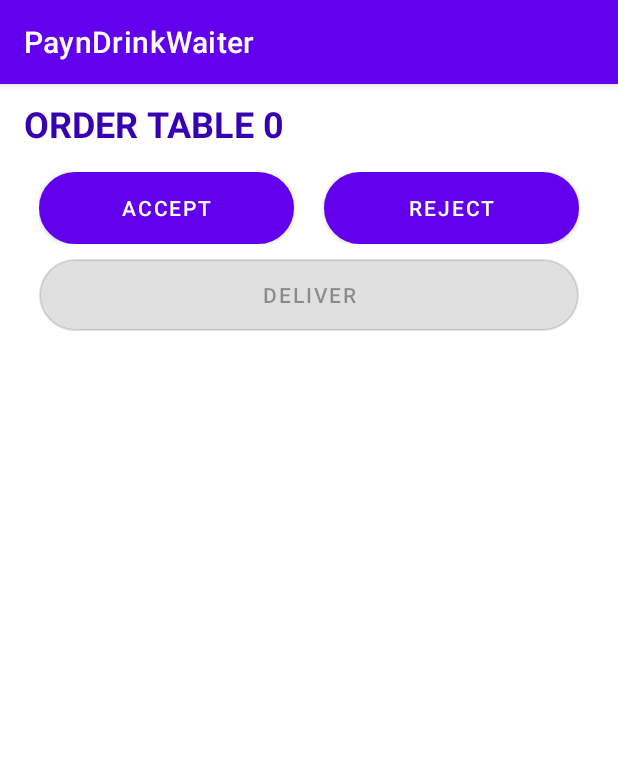
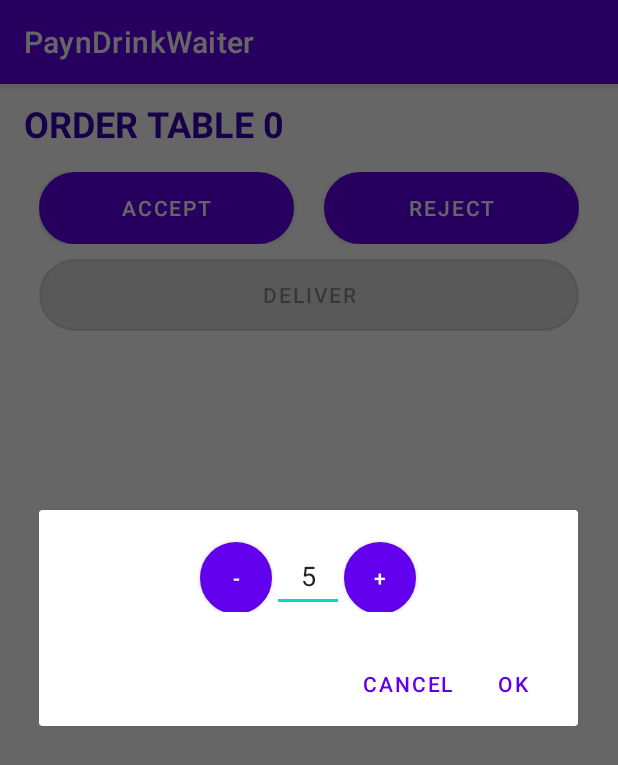
Before and after one commit to TVT21KMO-R3-mobiiliProjekti/Pay-n-drink-waiter, an Android app: the ShoppingCartActivity screen opened directly, with no data from a screen before it, after a tap on "ACCEPT", on a phone screen of 412 x 824 dp. Shown: the top 765 px of the screen. Run offline under Robolectric (Android 15) with nearby library versions, the phone set to English and light mode, and no system bars.

Commit message:
arvioitu toimitusaika -dialogi lisätty

```diff
--- a/app/src/main/java/com/example/payndrinkwaiter/MainActivity.kt
+++ b/app/src/main/java/com/example/payndrinkwaiter/MainActivity.kt
@@ -55,8 +55,8 @@ class MainActivity : AppCompatActivity() {
     }
 
     private fun addOrdersToView(){
-        var accepted = false;
         for(order in orders){
+            var accepted = false;
             if(order.placed != null && (order.waiterID == null || order.waiterID == waiterID || order.waiterID == 0) && order.refundReason != "Rejected"){
                 if(order.waiterID == waiterID){
                     accepted = true;
--- a/app/src/main/java/com/example/payndrinkwaiter/ShoppingCartActivity.kt
+++ b/app/src/main/java/com/example/payndrinkwaiter/ShoppingCartActivity.kt
@@ -1,10 +1,16 @@
 package com.example.payndrinkwaiter
 
+import android.app.AlertDialog
+import android.app.Dialog
+import android.content.DialogInterface
 import android.os.Bundle
+import android.text.Editable
 import android.widget.Button
+import android.widget.EditText
 import android.widget.TextView
 import android.widget.Toast
 import androidx.appcompat.app.AppCompatActivity
+import androidx.fragment.app.DialogFragment
 import androidx.recyclerview.widget.LinearLayoutManager
 import androidx.recyclerview.widget.RecyclerView
 import com.example.payndrinkwaiter.data.adapter.ShoppingcartItemAdapter
@@ -13,7 +19,7 @@ import com.example.payndrinkwaiter.database.DatabaseAccess
 import com.example.payndrinkwaiter.database.OrderHasItems
 import java.sql.Connection
 
-class ShoppingCartActivity : AppCompatActivity() {
+class ShoppingCartActivity : AppCompatActivity(), EstimatedDeliveryTimeSet {
     private val dbAccess = DatabaseAccess()
     private var connection: Connection? = null
     private lateinit var shoppingcartRecyclerView: RecyclerView
@@ -29,6 +35,7 @@ class ShoppingCartActivity : AppCompatActivity() {
     private var orderID: Int? = null
     private var seatID: Int? = null
     private var waiterID: Int? = null
+    var deliveryEstimate = 0
 
     override fun onCreate(savedInstanceState: Bundle?) {
         super.onCreate(savedInstanceState)
@@ -47,22 +54,8 @@ class ShoppingCartActivity : AppCompatActivity() {
             bDelivered.isEnabled = true
         }
         bAccept.setOnClickListener{
-            if(connection?.let { it1 -> dbAccess.acceptOrder(it1, orderID!!, waiterID!!) }!! == seatID) {
-                Toast.makeText(
-                    this@ShoppingCartActivity,
-                    String.format("Order %s accepted", orderID.toString()),
-                    Toast.LENGTH_SHORT
-                ).show()
-                bAccept.isEnabled = false
-                bDelivered.isEnabled = true
-            }
-            else{
-                Toast.makeText(
-                    this@ShoppingCartActivity,
-                    String.format("Failed to accept order %s", orderID.toString()),
-                    Toast.LENGTH_SHORT
-                ).show()
-            }
+            val acceptDialogFragment = AcceptDialogFragment(this@ShoppingCartActivity)
+            acceptDialogFragment.show(supportFragmentManager, "Expected Delivery in minutes")
         }
         bReject = findViewById(R.id.btnReject)
         bReject.setOnClickListener{
@@ -130,4 +123,67 @@ class ShoppingCartActivity : AppCompatActivity() {
             adapter.notifyDataSetChanged()
         }
     }
+
+    fun acceptOrder(){
+        if(connection?.let { it1 -> dbAccess.acceptOrder(it1, orderID!!, waiterID!!, deliveryEstimate) }!! == seatID) {
+            Toast.makeText(
+                this@ShoppingCartActivity,
+                String.format("Order %s accepted", orderID.toString()),
+                Toast.LENGTH_SHORT
+            ).show()
+            bAccept.isEnabled = false
+            bDelivered.isEnabled = true
+        }
+        else{
+            Toast.makeText(
+                this@ShoppingCartActivity,
+                String.format("Failed to accept order %s", orderID.toString()),
+                Toast.LENGTH_SHORT
+            ).show()
+        }
+    }
+
+    class AcceptDialogFragment(val estimatedDeliveryTimeSet: EstimatedDeliveryTimeSet) : DialogFragment() {
+        override fun onCreateDialog(savedInstanceState: Bundle?): Dialog {
+            return activity?.let {
+                val builder = AlertDialog.Builder(it)
+                val inflater = requireActivity().layoutInflater
+                var acceptView = inflater.inflate(R.layout.accept_dialog, null)
+                val editTime = acceptView.findViewById<EditText>(R.id.edt_time)
+                val btnMinus = acceptView.findViewById<Button>(R.id.btn_minus)
+                btnMinus.setOnClickListener{
+                    val estTime: String = editTime.text.toString()
+                    var estimation: Int = estTime.toInt()
+                    estimation = estimation.minus(1)
+                    editTime.setText(estimation.toString())
+                }
+                val btnPlus = acceptView.findViewById<Button>(R.id.btn_plus)
+                btnPlus.setOnClickListener{
+                    val estTime: String = editTime.text.toString()
+                    var estimation: Int = estTime.toInt()
+                    estimation = estimation.plus(1)
+                    editTime.setText(estimation.toString())
+                }
+                builder.setView(acceptView)
+                    .setPositiveButton("OK", DialogInterface.OnClickListener{dialog, which ->
+                        val estimatedDelivery: String = editTime.text.toString()
+                        estimatedDeliveryTimeSet.receiveTime(estimatedDelivery)
+                        getDialog()?.cancel()
+                    })
+                    .setNegativeButton("Cancel", DialogInterface.OnClickListener{dialog, which ->
+                        getDialog()?.cancel()
+                    })
+                builder.create()
+            } ?: throw java.lang.IllegalStateException("Activity cannot be null")
+        }
+    }
+
+    override fun receiveTime(estimatedDelivery: String) {
+        deliveryEstimate = estimatedDelivery.toInt()
+        acceptOrder()
+    }
 }
+
+interface EstimatedDeliveryTimeSet{
+    fun receiveTime(estimatedDelivery: String)
+}
--- /dev/null
+++ b/app/src/main/res/layout/accept_dialog.xml
@@ -0,0 +1,37 @@
+<?xml version="1.0" encoding="utf-8"?>
+<LinearLayout xmlns:android="http://schemas.android.com/apk/res/android"
+    android:layout_width="match_parent"
+    android:layout_height="wrap_content"
+    android:orientation="vertical">
+
+    <TableRow
+        android:layout_width="match_parent"
+        android:layout_height="wrap_content"
+        android:layout_margin="20dp"
+        android:gravity="center_horizontal">
+
+        <Button
+            android:id="@+id/btn_minus"
+            android:layout_width="48dp"
+            android:layout_height="48dp"
+            android:background="@drawable/rounded"
+            android:text="-" />
+
+        <EditText
+            android:id="@+id/edt_time"
+            android:layout_width="48dp"
+            android:layout_height="48dp"
+            android:ems="10"
+            android:gravity="center"
+            android:inputType="textPersonName"
+            android:text="5" />
+
+        <Button
+            android:id="@+id/btn_plus"
+            android:layout_width="48dp"
+            android:layout_height="48dp"
+            android:background="@drawable/rounded"
+            android:text="+" />
+    </TableRow>
+
+</LinearLayout>
```
Also changed, not shown: app/src/main/java/com/example/payndrinkwaiter/database/DatabaseAccess.kt (+4 -4 lines).
